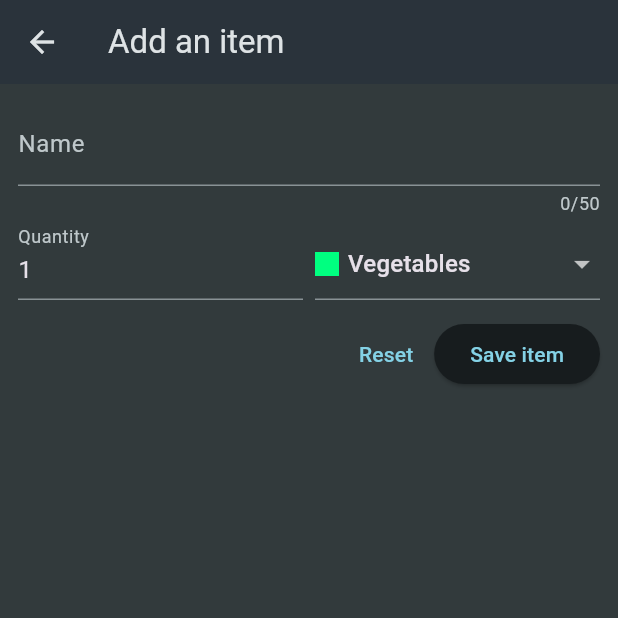
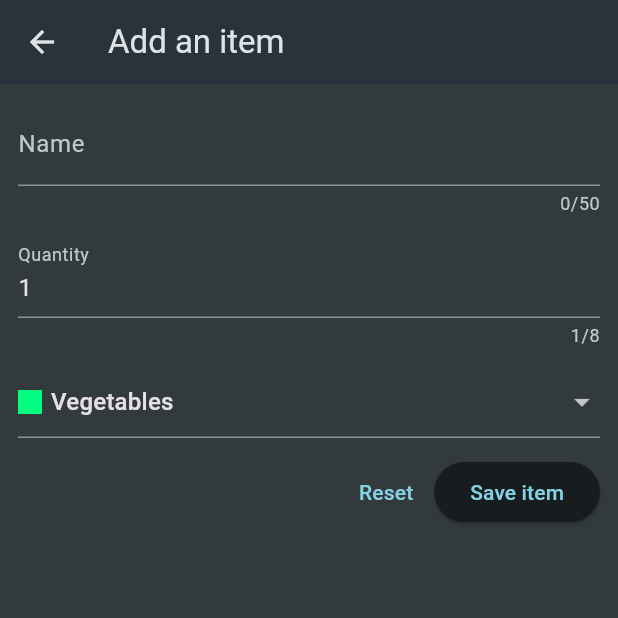
Before and after one commit to vamuigua/REstock, a Flutter app: the screen it shows after launch, after a tap on the "add" icon, on a phone screen of 412 x 824 dp, the top half of it. Run offline on Flutter 3.47's test engine with Material 3 defaults, Android fonts, the phone set to English and light mode, and no system bars.

Commit message:
UI: add app icon update: changed layout of amount and category fields for better validation UX

```diff
--- a/lib/widget/grocery_list.dart
+++ b/lib/widget/grocery_list.dart
@@ -51,21 +51,26 @@ class _GroceryListState extends State<GroceryList> {
 
   @override
   Widget build(BuildContext context) {
-    Widget content = const Center(
+    Widget content = Center(
       child: Column(
         mainAxisAlignment: MainAxisAlignment.center,
         children: [
-          Icon(Icons.shopping_bag_outlined, size: 50),
-          SizedBox(height: 2),
-          Text(
+          const Icon(Icons.shopping_basket_outlined, size: 50),
+          const SizedBox(height: 2),
+          const Text(
             'No items found.',
             style: TextStyle(
               fontSize: 16,
               fontWeight: FontWeight.w600,
             ),
           ),
-          SizedBox(height: 10),
-          Text('Click on the add button to Get started!'),
+          const SizedBox(height: 10),
+          const Text("Click on the '+' button to get started!"),
+          const SizedBox(height: 10),
+          ElevatedButton(
+            onPressed: _addItem,
+            child: const Icon(Icons.add),
+          ),
         ],
       ),
     );
@@ -104,7 +109,7 @@ class _GroceryListState extends State<GroceryList> {
 
     return Scaffold(
       appBar: AppBar(
-        title: const Text('My Grocery List'),
+        title: const Text('REstock'),
         actions: [
           IconButton(
             onPressed: _addItem,
--- a/lib/widget/new_item.dart
+++ b/lib/widget/new_item.dart
@@ -60,14 +60,12 @@ class _NewItemState extends State<NewItem> {
                   return null;
                 },
               ),
-              Row(
-                crossAxisAlignment: CrossAxisAlignment.end,
-                children: [
-                  Expanded(
-                    child: TextFormField(
+              const SizedBox(height: 12),
+              TextFormField(
                 onSaved: (value) {
                   _enteredQuantity = int.parse(value!);
                 },
+                maxLength: 8,
                 keyboardType: TextInputType.number,
                 decoration: const InputDecoration(
                   label: Text("Quantity"),
@@ -83,10 +81,8 @@ class _NewItemState extends State<NewItem> {
                   return null;
                 },
               ),
-                  ),
-                  const SizedBox(width: 8),
-                  Expanded(
-                    child: DropdownButtonFormField(
+              const SizedBox(height: 12),
+              DropdownButtonFormField(
                 value: _selectedCategory,
                 items: [
                   for (final category in categories.entries)
@@ -108,9 +104,6 @@ class _NewItemState extends State<NewItem> {
                 onChanged: (value) {
                   _selectedCategory = value!;
                 },
-                    ),
-                  )
-                ],
               ),
               const SizedBox(height: 12),
               Row(
```
Also changed, not shown: pubspec.yaml (+10 -4 lines), assets/icon/restock_icon.png (added), pubspec.lock, 29 other files. Lines whose indentation alone changed are shown as unchanged.
